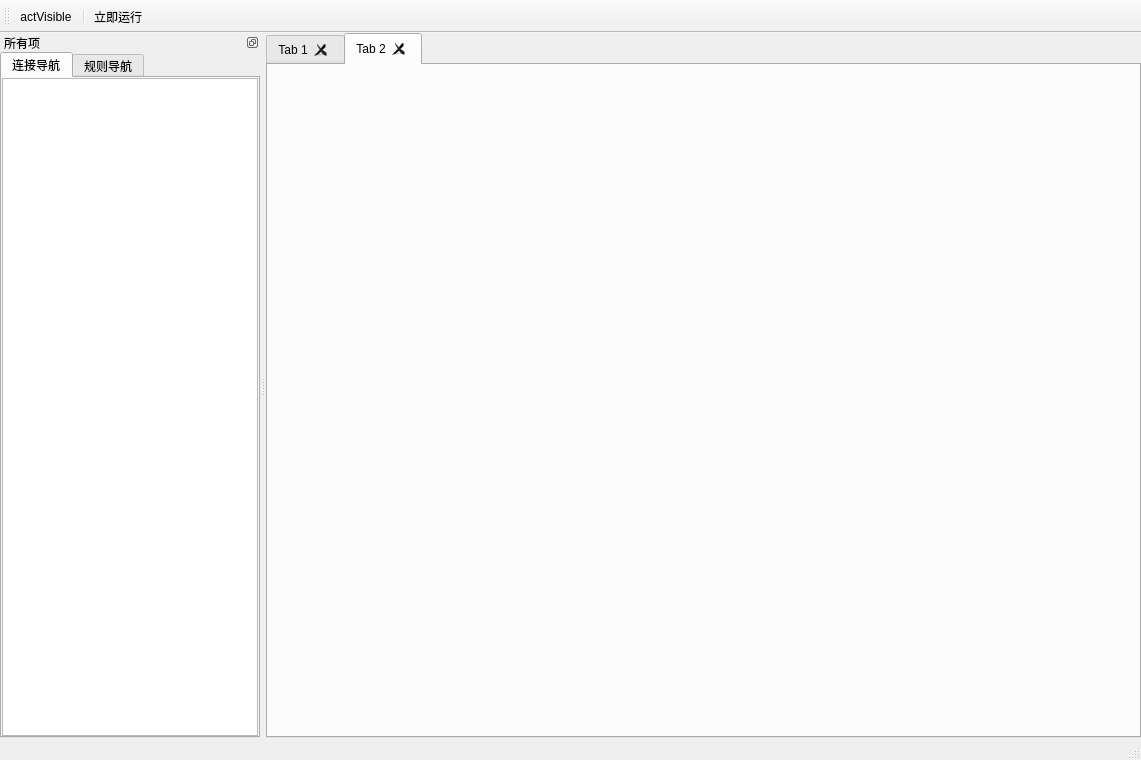
Above: mainPulse/mainwindow.ui from XianSheng-Chu/DataPulse before the change. Below: the same form after it.
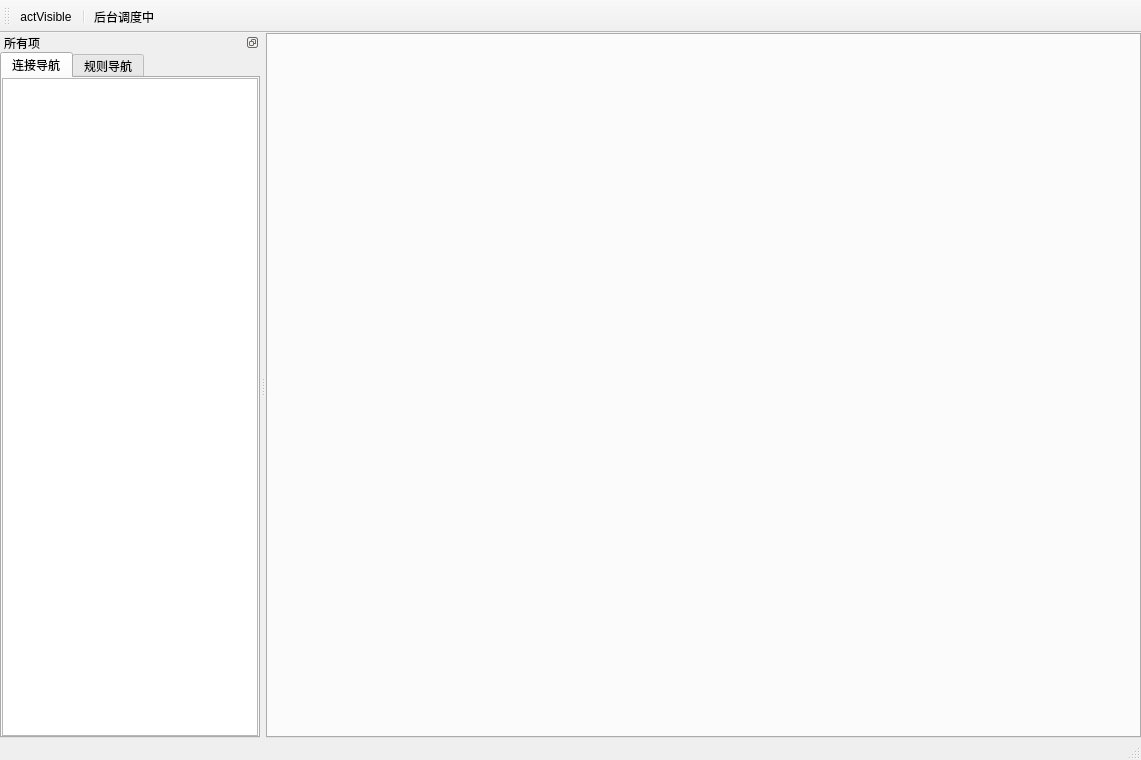
That is the form after the change. Custom widgets are drawn as their Qt base class.

The edit to the form file:
```diff
--- a/mainPulse/mainwindow.ui
+++ b/mainPulse/mainwindow.ui
@@ -50,16 +50,6 @@
       <property name="tabBarAutoHide">
        <bool>false</bool>
       </property>
-      <widget class="QWidget" name="tab">
-       <attribute name="title">
-        <string>Tab 1</string>
-       </attribute>
-      </widget>
-      <widget class="QWidget" name="tab_2">
-       <attribute name="title">
-        <string>Tab 2</string>
-       </attribute>
-      </widget>
      </widget>
     </item>
    </layout>
@@ -89,7 +79,7 @@
    </attribute>
    <addaction name="actVisible"/>
    <addaction name="separator"/>
-   <addaction name="actRunNow"/>
+   <addaction name="actToggle"/>
   </widget>
   <widget class="QDockWidget" name="dockWidgetAll">
    <property name="enabled">
@@ -285,9 +275,15 @@
     <enum>QAction::NoRole</enum>
    </property>
   </action>
-  <action name="actRunNow">
+  <action name="actToggle">
+   <property name="checkable">
+    <bool>false</bool>
+   </property>
+   <property name="checked">
+    <bool>false</bool>
+   </property>
    <property name="text">
-    <string>立即运行</string>
+    <string>后台调度中</string>
    </property>
    <property name="toolTip">
     <string>立刻调度当前任务或者当前连接下所有任务，并刷新结果</string>
```
Left out of the diff: 60 changed lines with no effect on the pictures.
